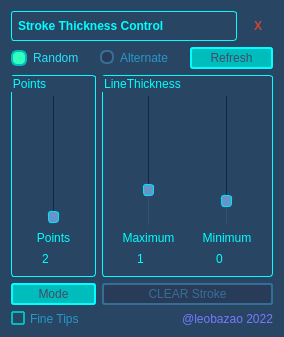
otmbneto/BirdoApp, file harmony/birdoPack/ui/BD_StrokeManager.ui: the form before one commit.
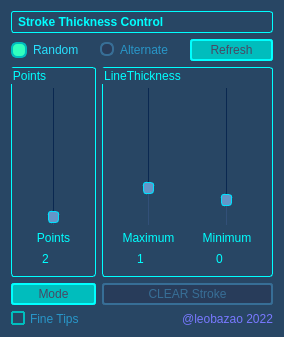
The form after the commit.

Patch:
```diff
--- a/harmony/birdoPack/ui/BD_StrokeManager.ui
+++ b/harmony/birdoPack/ui/BD_StrokeManager.ui
@@ -315,59 +315,6 @@
        </property>
       </widget>
      </item>
-     <item>
-      <widget class="QPushButton" name="pushClose">
-       <property name="sizePolicy">
-        <sizepolicy hsizetype="Fixed" vsizetype="Fixed">
-         <horstretch>0</horstretch>
-         <verstretch>0</verstretch>
-        </sizepolicy>
-       </property>
-       <property name="minimumSize">
-        <size>
-         <width>0</width>
-         <height>30</height>
-        </size>
-       </property>
-       <property name="maximumSize">
-        <size>
-         <width>30</width>
-         <height>30</height>
-        </size>
-       </property>
-       <property name="font">
-        <font>
-         <weight>75</weight>
-         <bold>true</bold>
-        </font>
-       </property>
-       <property name="cursor">
-        <cursorShape>PointingHandCursor</cursorShape>
-       </property>
-       <property name="styleSheet">
-        <string notr="true">QPushButton {
-	color: rgb(200, 70, 50);
-	background: transparent;
-	border: null;
-	border-radius: 15px;
-}
-
-QPushButton:hover {
-	font: 75 9pt &quot;MS Shell Dlg 2&quot;;
-	background: rgb(30, 50, 80);
-}
-
-QPushButton:pressed {
-	color: #e3e3e3;
-	border-color: #e3e3e3;
-    background-color: #f95959;
-}</string>
-       </property>
-       <property name="text">
-        <string>X</string>
-       </property>
-      </widget>
-     </item>
     </layout>
    </item>
    <item row="1" column="0" colspan="2">
```
